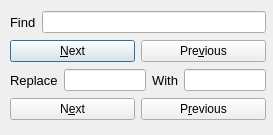
First picture: the form in findandreplace.ui, repository stevenkarr/Qt-Notepad, before the edit.
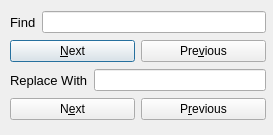
Second picture: the form after the edit.

Commit message: Changed find & replace so there is only one find search field

Diff of the .ui file:
```diff
--- a/findandreplace.ui
+++ b/findandreplace.ui
@@ -77,22 +77,7 @@
          </font>
         </property>
         <property name="text">
-         <string>Replace</string>
-        </property>
-       </widget>
-      </item>
-      <item>
-       <widget class="QLineEdit" name="lineEdit_Replace_Find"/>
-      </item>
-      <item>
-       <widget class="QLabel" name="label_3">
-        <property name="font">
-         <font>
-          <pointsize>10</pointsize>
-         </font>
-        </property>
-        <property name="text">
-         <string>With</string>
+         <string>Replace With</string>
         </property>
        </widget>
       </item>
```
The commit also changes 3 other files.
